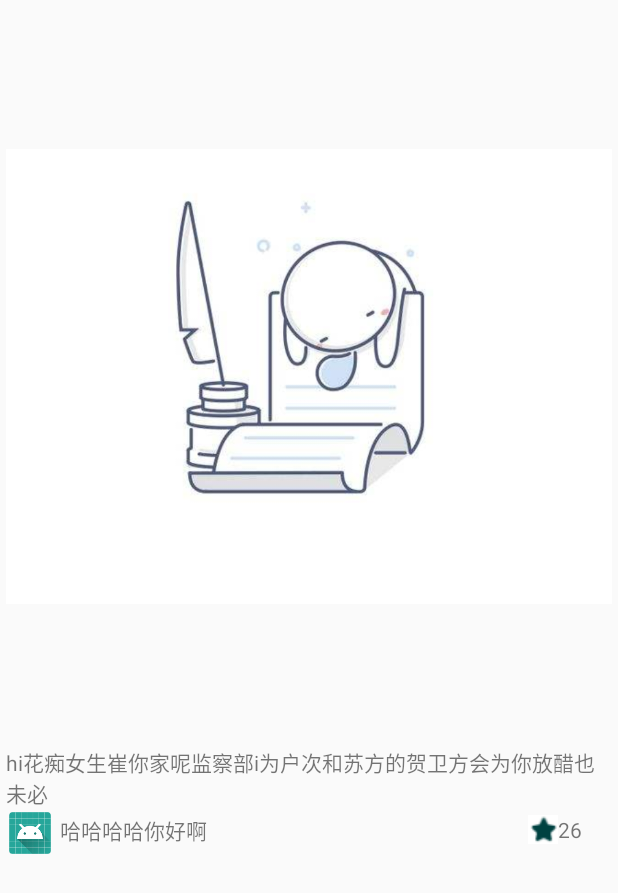
After one commit to ZmjDns/viewpagertest, an Android app: the layout recycler_card_item.xml on its own in the app's theme, with its tools: preview values and no code run, on a phone screen of 412 x 824 dp. The commit adds this screen. Shown: the top 893 px of the screen. Run offline under Robolectric (Android 15) with nearby library versions, the phone set to English and light mode, and no system bars.

```diff
--- /dev/null
+++ b/app/src/main/res/layout/recycler_card_item.xml
@@ -0,0 +1,56 @@
+<?xml version="1.0" encoding="utf-8"?>
+<LinearLayout
+    xmlns:android="http://schemas.android.com/apk/res/android"
+    android:orientation="vertical"
+    android:layout_width="match_parent"
+    android:layout_height="wrap_content"
+    android:layout_margin="4dp">
+
+    <ImageView
+        android:id="@+id/iv_firstPic"
+        android:layout_width="wrap_content"
+        android:layout_height="wrap_content"
+        android:src="@drawable/palceholder"/>
+
+    <TextView
+        android:id="@+id/tv_title"
+        android:layout_width="wrap_content"
+        android:layout_height="wrap_content"
+        android:maxLines="2"
+        android:text="@string/titleStrings"/>
+
+    <RelativeLayout
+        android:layout_width="match_parent"
+        android:layout_height="wrap_content"
+        android:orientation="horizontal">
+
+        <ImageView
+            android:id="@+id/iv_userHeader"
+            android:layout_width="28dp"
+            android:layout_height="28dp"
+            android:layout_margin="2dp"
+            android:src="@mipmap/ic_launcher"/>
+
+        <TextView
+            android:id="@+id/tv_userName"
+            android:layout_width="wrap_content"
+            android:layout_height="28dp"
+            android:layout_marginLeft="4dp"
+            android:layout_toRightOf="@+id/iv_userHeader"
+            android:gravity="center_vertical"
+            android:maxLines="1"
+            android:text="@string/userName"/>
+
+        <TextView
+            android:id="@+id/tv_collection"
+            android:layout_width="56dp"
+            android:layout_height="28dp"
+            android:gravity="center_vertical"
+            android:layout_alignParentEnd="true"
+            android:drawableLeft="@drawable/collection"
+            android:text="26"/>
+
+    </RelativeLayout>
+
+
+</LinearLayout>
```
Also changed, not shown: app/src/main/java/com/zmj/viewpagertest/MainActivity.java (+6 -2 lines), app/src/main/java/com/zmj/viewpagertest/entry/CardInfo.java (added, +12 -0 lines), app/src/main/res/layout/activity_test_recycler_view_one.xml (added, +41 -0 lines), app/src/main/res/drawable/collection.png (added).
